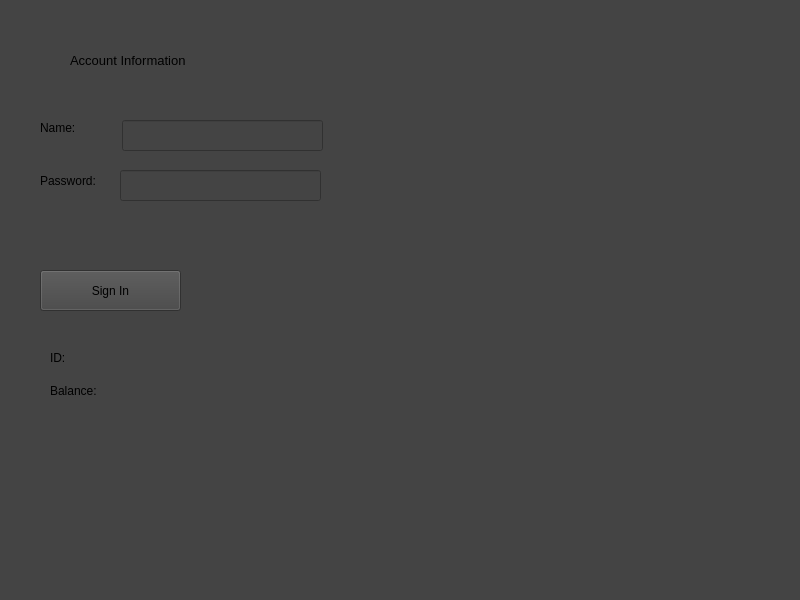
Qt form mainwindow.ui (Salieri00/QT_Library_Project) before a commit.
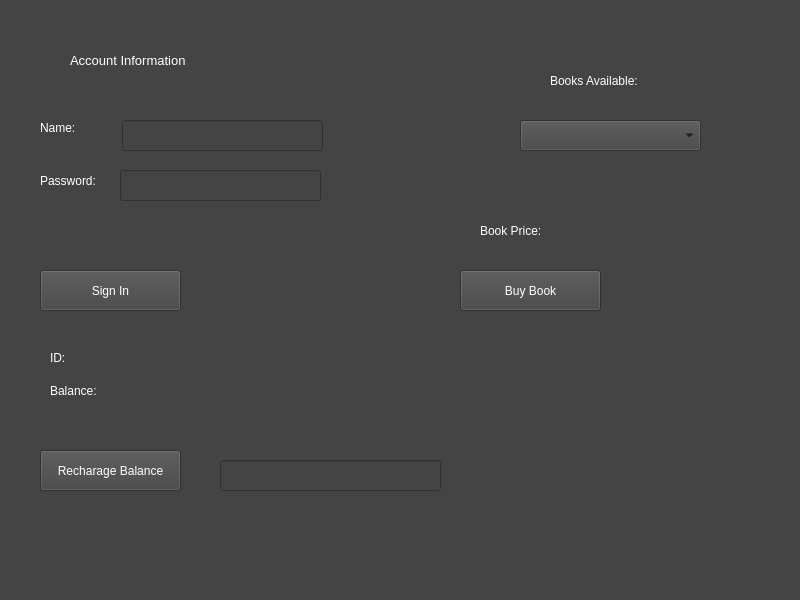
The same form after that commit.

Commit message: Finisihed the design

Patch:
```diff
--- a/mainwindow.ui
+++ b/mainwindow.ui
@@ -15,6 +15,7 @@
   </property>
   <property name="styleSheet">
    <string notr="true">background-color: rgb(0, 0, 0);
+alternate-background-color: rgb(0, 0, 0);
 background-color: rgb(68, 68, 68);</string>
   </property>
   <widget class="QWidget" name="centralwidget">
@@ -32,6 +33,9 @@
       <pointsize>10</pointsize>
      </font>
     </property>
+    <property name="styleSheet">
+     <string notr="true">color: rgb(255, 255, 255);</string>
+    </property>
     <property name="text">
      <string>Account Information </string>
     </property>
@@ -50,6 +54,9 @@
       <pointsize>9</pointsize>
      </font>
     </property>
+    <property name="styleSheet">
+     <string notr="true">color: rgb(255, 255, 255);</string>
+    </property>
     <property name="text">
      <string>Name:</string>
     </property>
@@ -68,6 +75,9 @@
       <pointsize>9</pointsize>
      </font>
     </property>
+    <property name="styleSheet">
+     <string notr="true">color: rgb(255, 255, 255);</string>
+    </property>
     <property name="text">
      <string>Password:</string>
     </property>
@@ -119,6 +129,9 @@
       <pointsize>9</pointsize>
      </font>
     </property>
+    <property name="styleSheet">
+     <string notr="true">color: rgb(255, 255, 255);</string>
+    </property>
     <property name="text">
      <string>ID:</string>
     </property>
@@ -137,6 +150,9 @@
       <pointsize>9</pointsize>
      </font>
     </property>
+    <property name="styleSheet">
+     <string notr="true">color: rgb(255, 255, 255);</string>
+    </property>
     <property name="text">
      <string>Balance:</string>
     </property>
@@ -150,10 +166,146 @@
       <height>41</height>
      </rect>
     </property>
+    <property name="styleSheet">
+     <string notr="true">color: rgb(255, 255, 255);</string>
+    </property>
     <property name="text">
      <string>Sign In</string>
     </property>
    </widget>
+   <widget class="QLabel" name="label_7">
+    <property name="geometry">
+     <rect>
+      <x>100</x>
+      <y>350</y>
+      <width>201</width>
+      <height>31</height>
+     </rect>
+    </property>
+    <property name="text">
+     <string/>
+    </property>
+   </widget>
+   <widget class="QLabel" name="label_8">
+    <property name="geometry">
+     <rect>
+      <x>120</x>
+      <y>370</y>
+      <width>201</width>
+      <height>31</height>
+     </rect>
+    </property>
+    <property name="text">
+     <string/>
+    </property>
+   </widget>
+   <widget class="QPushButton" name="pushButton_2">
+    <property name="geometry">
+     <rect>
+      <x>40</x>
+      <y>450</y>
+      <width>141</width>
+      <height>41</height>
+     </rect>
+    </property>
+    <property name="styleSheet">
+     <string notr="true">color: rgb(255, 255, 255);</string>
+    </property>
+    <property name="text">
+     <string>Recharage Balance</string>
+    </property>
+   </widget>
+   <widget class="QLineEdit" name="lineEdit_3">
+    <property name="geometry">
+     <rect>
+      <x>220</x>
+      <y>460</y>
+      <width>221</width>
+      <height>31</height>
+     </rect>
+    </property>
+   </widget>
+   <widget class="QLabel" name="label_9">
+    <property name="geometry">
+     <rect>
+      <x>550</x>
+      <y>60</y>
+      <width>131</width>
+      <height>41</height>
+     </rect>
+    </property>
+    <property name="font">
+     <font>
+      <pointsize>9</pointsize>
+     </font>
+    </property>
+    <property name="styleSheet">
+     <string notr="true">color: rgb(255, 255, 255);</string>
+    </property>
+    <property name="text">
+     <string>Books Available:</string>
+    </property>
+   </widget>
+   <widget class="QComboBox" name="comboBox">
+    <property name="geometry">
+     <rect>
+      <x>520</x>
+      <y>120</y>
+      <width>181</width>
+      <height>31</height>
+     </rect>
+    </property>
+   </widget>
+   <widget class="QLabel" name="label_10">
+    <property name="geometry">
+     <rect>
+      <x>480</x>
+      <y>210</y>
+      <width>91</width>
+      <height>41</height>
+     </rect>
+    </property>
+    <property name="font">
+     <font>
+      <pointsize>9</pointsize>
+     </font>
+    </property>
+    <property name="styleSheet">
+     <string notr="true">color: rgb(255, 255, 255);</string>
+    </property>
+    <property name="text">
+     <string>Book Price:</string>
+    </property>
+   </widget>
+   <widget class="QLabel" name="label_11">
+    <property name="geometry">
+     <rect>
+      <x>570</x>
+      <y>220</y>
+      <width>201</width>
+      <height>31</height>
+     </rect>
+    </property>
+    <property name="text">
+     <string/>
+    </property>
+   </widget>
+   <widget class="QPushButton" name="pushButton_3">
+    <property name="geometry">
+     <rect>
+      <x>460</x>
+      <y>270</y>
+      <width>141</width>
+      <height>41</height>
+     </rect>
+    </property>
+    <property name="styleSheet">
+     <string notr="true">color: rgb(255, 255, 255);</string>
+    </property>
+    <property name="text">
+     <string>Buy Book</string>
+    </property>
+   </widget>
   </widget>
   <widget class="QMenuBar" name="menubar">
    <property name="geometry">
```
